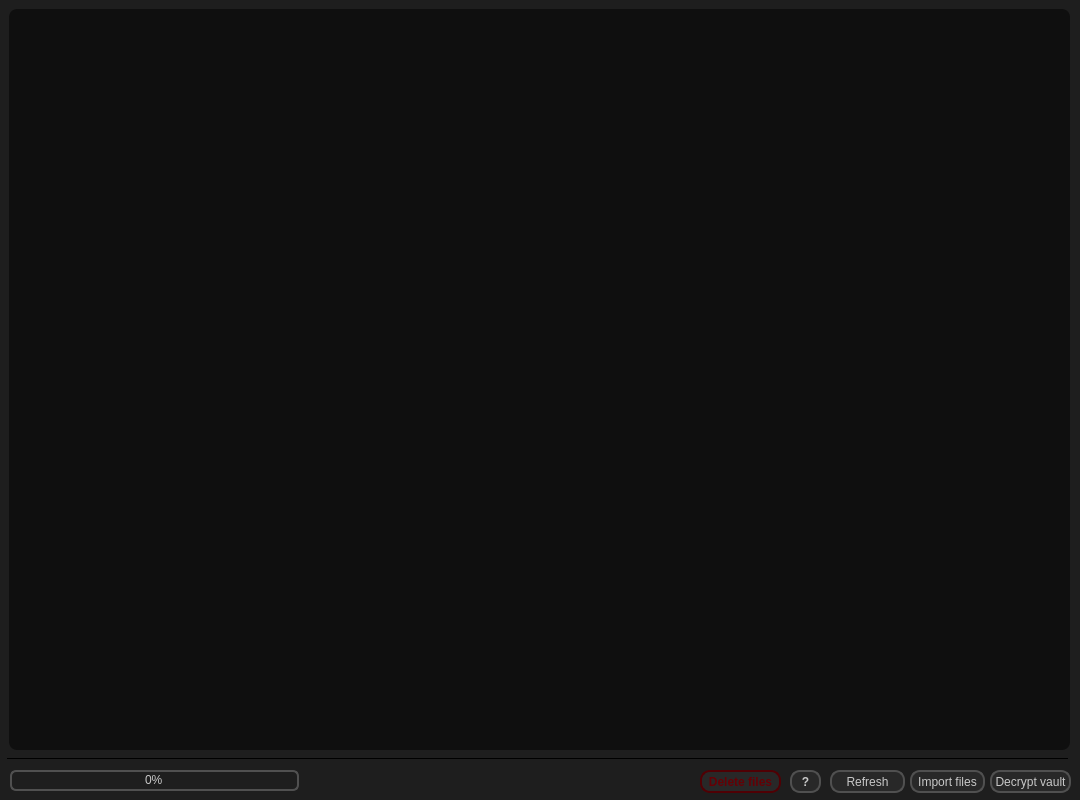
First picture: the form in ui/window_main.ui, repository sdmdg/vaultapp, before the edit.
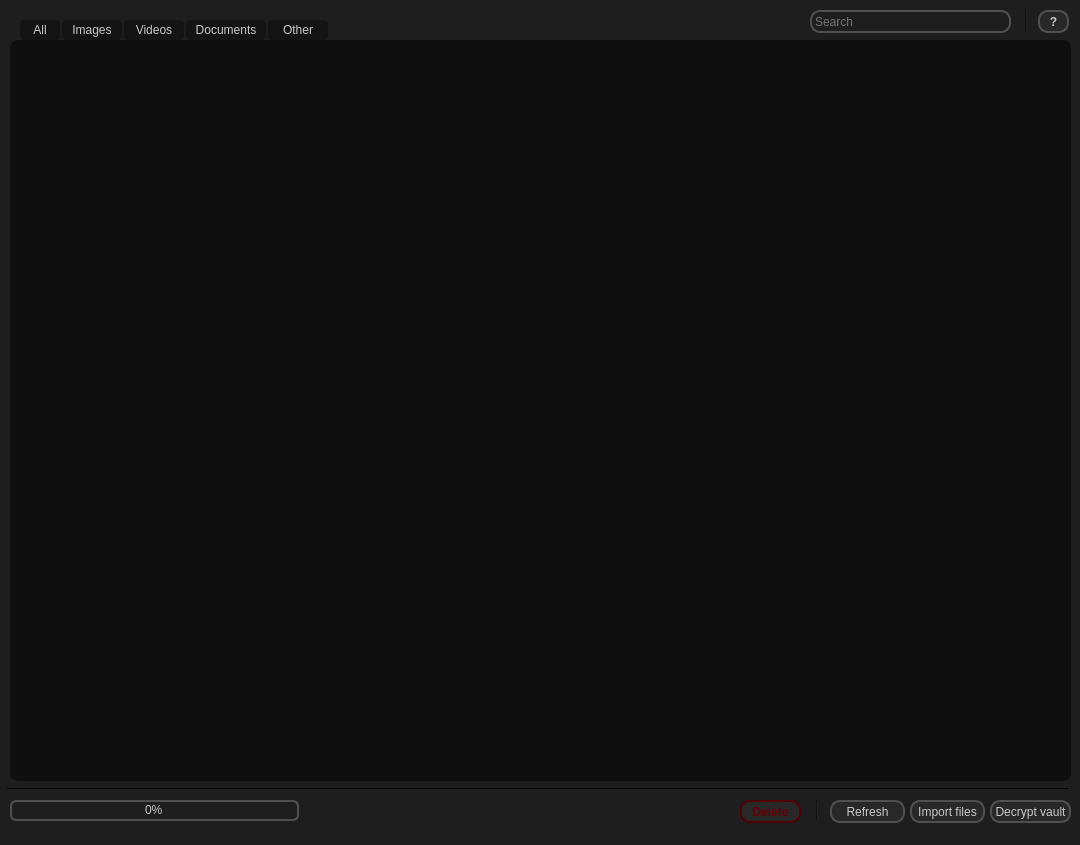
Second picture: the form after the edit.

Diff of the .ui file:
```diff
--- a/ui/window_main.ui
+++ b/ui/window_main.ui
@@ -13,7 +13,7 @@
     <x>0</x>
     <y>0</y>
     <width>1080</width>
-    <height>800</height>
+    <height>845</height>
    </rect>
   </property>
   <property name="sizePolicy">
@@ -25,13 +25,13 @@
   <property name="minimumSize">
    <size>
     <width>1080</width>
-    <height>800</height>
+    <height>845</height>
    </size>
   </property>
   <property name="maximumSize">
    <size>
     <width>1080</width>
-    <height>800</height>
+    <height>845</height>
    </size>
   </property>
   <property name="cursor">
@@ -77,7 +77,15 @@
 border-radius: 10px;
 }
 
-QLineEdit{
+QLineEdit {
+background-color:rgb(30, 30, 30);
+color: rgb(200, 200, 200);
+border: 2px solid rgb(80, 80, 80);
+border-radius: 10px;
+padding: 1px;
+}
+
+QLineEdit:focus {
 background-color:rgb(30, 30, 30);
 color: rgb(200, 200, 200);
 border: 2px solid rgb(20, 115, 230);
@@ -96,7 +104,9 @@
 background-color:rgb(20, 115, 230);
 border: 2px solid rgb(20, 115, 230);
 border-radius: 1px;
-}</string>
+}
+
+</string>
   </property>
   <property name="toolButtonStyle">
    <enum>Qt::ToolButtonIconOnly</enum>
@@ -108,78 +118,11 @@
    <property name="styleSheet">
     <string notr="true"/>
    </property>
-   <widget class="QScrollArea" name="scroll_area">
-    <property name="geometry">
-     <rect>
-      <x>9</x>
-      <y>9</y>
-      <width>1061</width>
-      <height>741</height>
-     </rect>
-    </property>
-    <property name="sizePolicy">
-     <sizepolicy hsizetype="Fixed" vsizetype="Fixed">
-      <horstretch>0</horstretch>
-      <verstretch>0</verstretch>
-     </sizepolicy>
-    </property>
-    <property name="maximumSize">
-     <size>
-      <width>1314</width>
-      <height>760</height>
-     </size>
-    </property>
-    <property name="styleSheet">
-     <string notr="true"/>
-    </property>
-    <property name="frameShape">
-     <enum>QFrame::NoFrame</enum>
-    </property>
-    <property name="widgetResizable">
-     <bool>true</bool>
-    </property>
-    <widget class="QWidget" name="scrollAreaWidgetContents">
-     <property name="geometry">
-      <rect>
-       <x>0</x>
-       <y>0</y>
-       <width>1061</width>
-       <height>741</height>
-      </rect>
-     </property>
-     <property name="styleSheet">
-      <string notr="true">QWidget{border-color: rgb(17, 17, 17);
-background-color: rgb(15, 15, 15);
-border-radius: 8px;}</string>
-     </property>
-     <layout class="QGridLayout" name="gridLayout_2">
-      <item row="0" column="0">
-       <layout class="QGridLayout" name="image_grid_layout">
-        <property name="leftMargin">
-         <number>5</number>
-        </property>
-        <property name="topMargin">
-         <number>5</number>
-        </property>
-        <property name="rightMargin">
-         <number>5</number>
-        </property>
-        <property name="bottomMargin">
-         <number>5</number>
-        </property>
-        <property name="spacing">
-         <number>15</number>
-        </property>
-       </layout>
-      </item>
-     </layout>
-    </widget>
-   </widget>
    <widget class="Line" name="line">
     <property name="geometry">
      <rect>
       <x>7</x>
-      <y>750</y>
+      <y>780</y>
       <width>1061</width>
       <height>16</height>
      </rect>
@@ -201,7 +144,7 @@
     <property name="geometry">
      <rect>
       <x>830</x>
-      <y>770</y>
+      <y>800</y>
       <width>75</width>
       <height>23</height>
      </rect>
@@ -243,7 +186,7 @@
     <property name="geometry">
      <rect>
       <x>990</x>
-      <y>770</y>
+      <y>800</y>
       <width>81</width>
       <height>23</height>
      </rect>
@@ -268,7 +211,7 @@
     <property name="geometry">
      <rect>
       <x>910</x>
-      <y>770</y>
+      <y>800</y>
       <width>75</width>
       <height>23</height>
      </rect>
@@ -293,7 +236,7 @@
     <property name="geometry">
      <rect>
       <x>10</x>
-      <y>770</y>
+      <y>800</y>
       <width>289</width>
       <height>21</height>
      </rect>
@@ -311,9 +254,9 @@
     </property>
     <property name="geometry">
      <rect>
-      <x>700</x>
-      <y>770</y>
-      <width>81</width>
+      <x>740</x>
+      <y>800</y>
+      <width>61</width>
       <height>23</height>
      </rect>
     </property>
@@ -357,7 +300,7 @@
 </string>
     </property>
     <property name="text">
-     <string>Delete files</string>
+     <string>Delete</string>
     </property>
     <property name="flat">
      <bool>true</bool>
@@ -369,8 +312,8 @@
     </property>
     <property name="geometry">
      <rect>
-      <x>790</x>
-      <y>770</y>
+      <x>1038</x>
+      <y>10</y>
       <width>31</width>
       <height>23</height>
      </rect>
@@ -413,6 +356,346 @@
      <bool>false</bool>
     </property>
    </widget>
+   <widget class="QScrollArea" name="scroll_area_all">
+    <property name="enabled">
+     <bool>true</bool>
+    </property>
+    <property name="geometry">
+     <rect>
+      <x>10</x>
+      <y>40</y>
+      <width>1061</width>
+      <height>741</height>
+     </rect>
+    </property>
+    <property name="sizePolicy">
+     <sizepolicy hsizetype="Fixed" vsizetype="Fixed">
+      <horstretch>0</horstretch>
+      <verstretch>0</verstretch>
+     </sizepolicy>
+    </property>
+    <property name="maximumSize">
+     <size>
+      <width>1314</width>
+      <height>760</height>
+     </size>
+    </property>
+    <property name="styleSheet">
+     <string notr="true"/>
+    </property>
+    <property name="frameShape">
+     <enum>QFrame::NoFrame</enum>
+    </property>
+    <property name="verticalScrollBarPolicy">
+     <enum>Qt::ScrollBarAsNeeded</enum>
+    </property>
+    <property name="horizontalScrollBarPolicy">
+     <enum>Qt::ScrollBarAlwaysOff</enum>
+    </property>
+    <property name="widgetResizable">
+     <bool>true</bool>
+    </property>
+    <widget class="QWidget" name="widget_all">
+     <property name="geometry">
+      <rect>
+       <x>0</x>
+       <y>0</y>
+       <width>1061</width>
+       <height>741</height>
+      </rect>
+     </property>
+     <property name="styleSheet">
+      <string notr="true">QWidget{border-color: rgb(17, 17, 17);
+background-color: rgb(15, 15, 15);
+border-radius: 8px;}</string>
+     </property>
+     <layout class="QGridLayout" name="gridLayout_2">
+      <item row="0" column="0">
+       <layout class="QGridLayout" name="grid_layout">
+        <property name="leftMargin">
+         <number>5</number>
+        </property>
+        <property name="topMargin">
+         <number>5</number>
+        </property>
+        <property name="rightMargin">
+         <number>5</number>
+        </property>
+        <property name="bottomMargin">
+         <number>5</number>
+        </property>
+        <property name="spacing">
+         <number>15</number>
+        </property>
+       </layout>
+      </item>
+     </layout>
+    </widget>
+   </widget>
+   <widget class="QPushButton" name="tab_btn_all">
+    <property name="enabled">
+     <bool>true</bool>
+    </property>
+    <property name="geometry">
+     <rect>
+      <x>20</x>
+      <y>20</y>
+      <width>40</width>
+      <height>20</height>
+     </rect>
+    </property>
+    <property name="minimumSize">
+     <size>
+      <width>0</width>
+      <height>20</height>
+     </size>
+    </property>
+    <property name="styleSheet">
+     <string notr="true">QPushButton {
+background-color:rgb(20, 20, 20);
+color: rgb(200, 200, 200);
+border:0px solid rgba(0, 0, 0, 0);
+border-radius: 4px;
+}
+QPushButton:hover {
+background-color:rgb(25, 25, 25);
+color: rgb(200, 200, 200);
+}
+QPushButton:pressed {
+background-color:rgb(15, 15, 15);
+color: rgb(200, 200, 200);
+}
+QPushButton:disabled {
+background-color:rgb(20, 20, 20);
+color: rgb(200, 200, 200);
+border:0px solid rgba(0, 0, 0, 0);
+border-bottom: 2px solid rgb(20, 115, 230);
+}
+</string>
+    </property>
+    <property name="text">
+     <string>All</string>
+    </property>
+   </widget>
+   <widget class="QPushButton" name="tab_btn_images">
+    <property name="geometry">
+     <rect>
+      <x>62</x>
+      <y>20</y>
+      <width>60</width>
+      <height>20</height>
+     </rect>
+    </property>
+    <property name="minimumSize">
+     <size>
+      <width>0</width>
+      <height>20</height>
+     </size>
+    </property>
+    <property name="styleSheet">
+     <string notr="true">QPushButton {
+background-color:rgb(20, 20, 20);
+color: rgb(200, 200, 200);
+border:0px solid rgba(0, 0, 0, 0);
+border-radius: 4px;
+}
+QPushButton:hover {
+background-color:rgb(25, 25, 25);
+color: rgb(200, 200, 200);
+}
+QPushButton:pressed {
+background-color:rgb(15, 15, 15);
+color: rgb(200, 200, 200);
+}
+QPushButton:disabled {
+background-color:rgb(20, 20, 20);
+color: rgb(200, 200, 200);
+border:0px solid rgba(0, 0, 0, 0);
+border-bottom: 2px solid rgb(20, 115, 230);
+}
+</string>
+    </property>
+    <property name="text">
+     <string>Images</string>
+    </property>
+   </widget>
+   <widget class="QPushButton" name="tab_btn_videos">
+    <property name="geometry">
+     <rect>
+      <x>124</x>
+      <y>20</y>
+      <width>60</width>
+      <height>20</height>
+     </rect>
+    </property>
+    <property name="minimumSize">
+     <size>
+      <width>0</width>
+      <height>20</height>
+     </size>
+    </property>
+    <property name="styleSheet">
+     <string notr="true">QPushButton {
+background-color:rgb(20, 20, 20);
+color: rgb(200, 200, 200);
+border:0px solid rgba(0, 0, 0, 0);
+border-radius: 4px;
+}
+QPushButton:hover {
+background-color:rgb(25, 25, 25);
+color: rgb(200, 200, 200);
+}
+QPushButton:pressed {
+background-color:rgb(15, 15, 15);
+color: rgb(200, 200, 200);
+}
+QPushButton:disabled {
+background-color:rgb(20, 20, 20);
+color: rgb(200, 200, 200);
+border:0px solid rgba(0, 0, 0, 0);
+border-bottom: 2px solid rgb(20, 115, 230);
+}
+</string>
+    </property>
+    <property name="text">
+     <string>Videos</string>
+    </property>
+   </widget>
+   <widget class="QPushButton" name="tab_btn_documents">
+    <property name="geometry">
+     <rect>
+      <x>186</x>
+      <y>20</y>
+      <width>80</width>
+      <height>20</height>
+     </rect>
+    </property>
+    <property name="minimumSize">
+     <size>
+      <width>0</width>
+      <height>20</height>
+     </size>
+    </property>
+    <property name="styleSheet">
+     <string notr="true">QPushButton {
+background-color:rgb(20, 20, 20);
+color: rgb(200, 200, 200);
+border:0px solid rgba(0, 0, 0, 0);
+border-radius: 4px;
+}
+QPushButton:hover {
+background-color:rgb(25, 25, 25);
+color: rgb(200, 200, 200);
+}
+QPushButton:pressed {
+background-color:rgb(15, 15, 15);
+color: rgb(200, 200, 200);
+}
+QPushButton:disabled {
+background-color:rgb(20, 20, 20);
+color: rgb(200, 200, 200);
+border:0px solid rgba(0, 0, 0, 0);
+border-bottom: 2px solid rgb(20, 115, 230);
+}
+</string>
+    </property>
+    <property name="text">
+     <string>Documents</string>
+    </property>
+   </widget>
+   <widget class="QPushButton" name="tab_btn_other">
+    <property name="geometry">
+     <rect>
+      <x>268</x>
+      <y>20</y>
+      <width>60</width>
+      <height>20</height>
+     </rect>
+    </property>
+    <property name="minimumSize">
+     <size>
+      <width>0</width>
+      <height>20</height>
+     </size>
+    </property>
+    <property name="styleSheet">
+     <string notr="true">QPushButton {
+background-color:rgb(20, 20, 20);
+color: rgb(200, 200, 200);
+border:0px solid rgba(0, 0, 0, 0);
+border-radius: 4px;
+}
+QPushButton:hover {
+background-color:rgb(25, 25, 25);
+color: rgb(200, 200, 200);
+}
+QPushButton:pressed {
+background-color:rgb(15, 15, 15);
+color: rgb(200, 200, 200);
+}
+QPushButton:disabled {
+background-color:rgb(20, 20, 20);
+color: rgb(200, 200, 200);
+border:0px solid rgba(0, 0, 0, 0);
+border-bottom: 2px solid rgb(20, 115, 230);
+}
+</string>
+    </property>
+    <property name="text">
+     <string>Other</string>
+    </property>
+   </widget>
+   <widget class="QLineEdit" name="input_search">
+    <property name="geometry">
+     <rect>
+      <x>810</x>
+      <y>10</y>
+      <width>201</width>
+      <height>23</height>
+     </rect>
+    </property>
+    <property name="focusPolicy">
+     <enum>Qt::StrongFocus</enum>
+    </property>
+    <property name="statusTip">
+     <string/>
+    </property>
+    <property name="accessibleDescription">
+     <string/>
+    </property>
+    <property name="inputMask">
+     <string/>
+    </property>
+    <property name="placeholderText">
+     <string>Search</string>
+    </property>
+   </widget>
+   <widget class="Line" name="line_2">
+    <property name="geometry">
+     <rect>
+      <x>1016</x>
+      <y>10</y>
+      <width>20</width>
+      <height>21</height>
+     </rect>
+    </property>
+    <property name="orientation">
+     <enum>Qt::Vertical</enum>
+    </property>
+   </widget>
+   <widget class="Line" name="line_3">
+    <property name="geometry">
+     <rect>
+      <x>809</x>
+      <y>800</y>
+      <width>16</width>
+      <height>21</height>
+     </rect>
+    </property>
+    <property name="orientation">
+     <enum>Qt::Vertical</enum>
+    </property>
+   </widget>
   </widget>
  </widget>
  <resources/>
```
